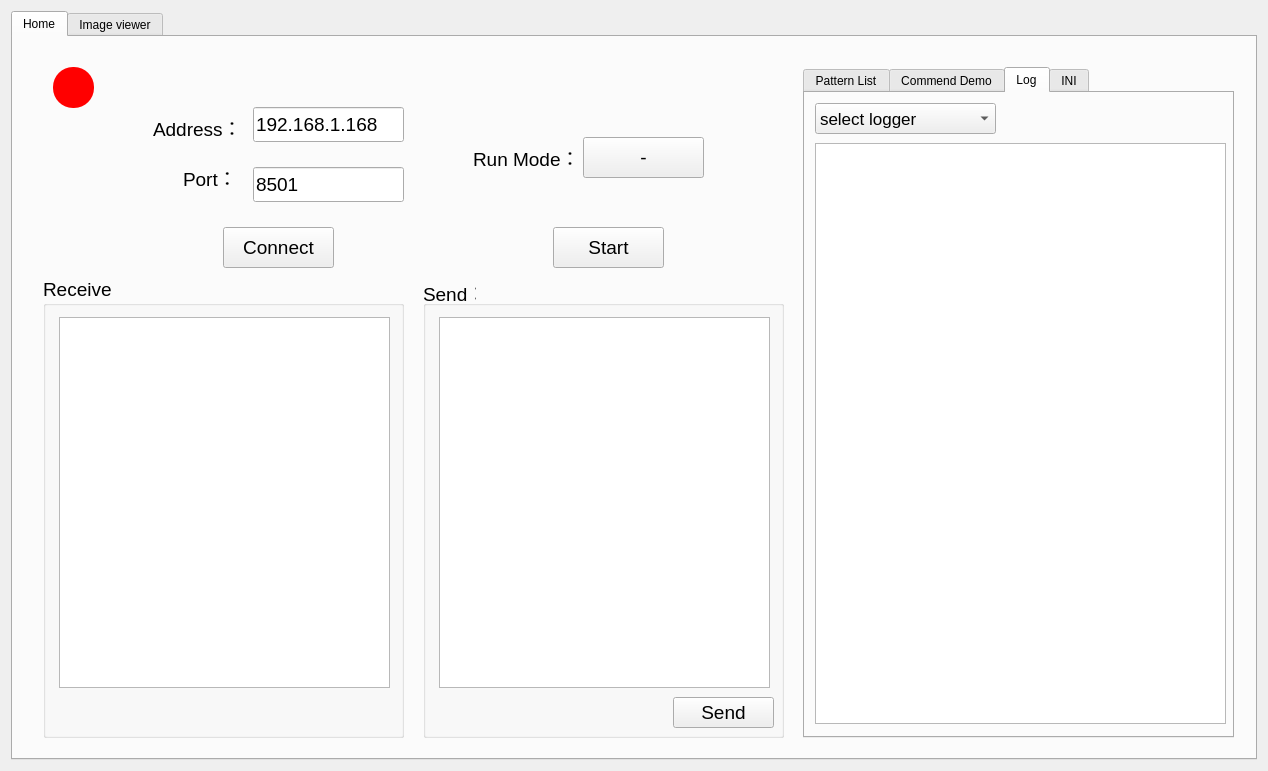
This is widget.ui in hsinying-tsai/CT2 as Qt 5 draws it before an edit. The edited form follows.
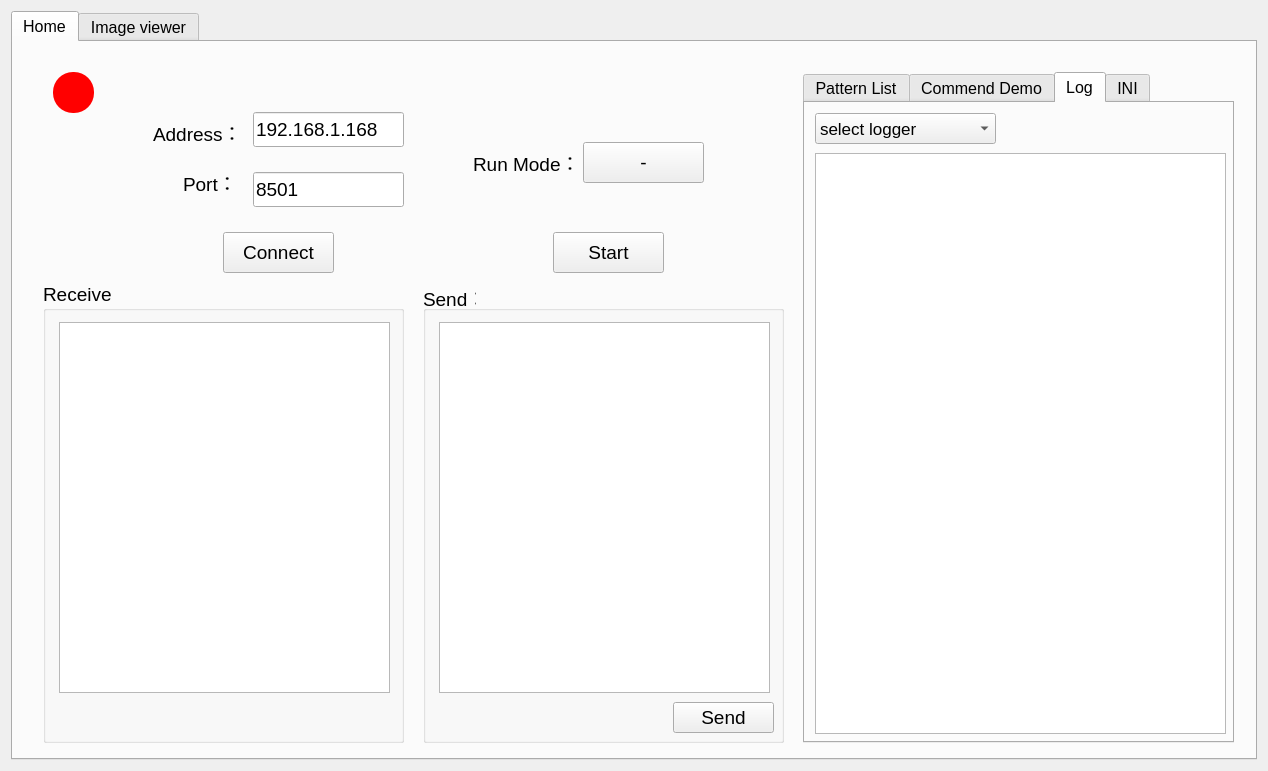
This is the edited form. Custom widgets are drawn as their Qt base class.

The edit to the form file:
```diff
--- a/widget.ui
+++ b/widget.ui
@@ -19,6 +19,11 @@
      <property name="enabled">
       <bool>true</bool>
      </property>
+     <property name="font">
+      <font>
+       <pointsize>12</pointsize>
+      </font>
+     </property>
      <property name="focusPolicy">
       <enum>Qt::TabFocus</enum>
      </property>
@@ -867,7 +872,7 @@
          </property>
          <property name="font">
           <font>
-           <pointsize>12</pointsize>
+           <pointsize>11</pointsize>
           </font>
          </property>
          <property name="frameShadow">
```
